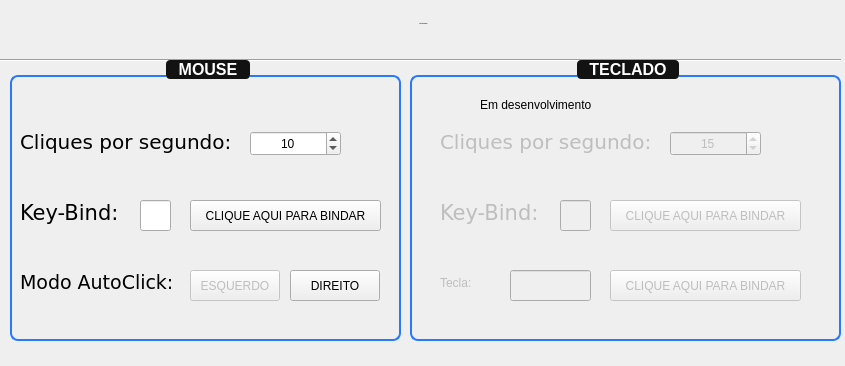
Above: ui/window.ui from mtzdev/auto-clicker before the change. Below: the same form after it.
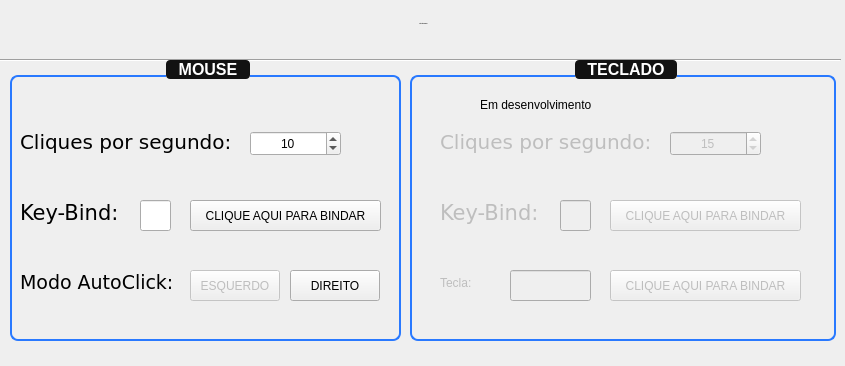
That is the form after the change. Icons and pictures are not drawn.

Patch:
```diff
--- a/ui/window.ui
+++ b/ui/window.ui
@@ -382,7 +382,7 @@
      <rect>
       <x>410</x>
       <y>60</y>
-      <width>431</width>
+      <width>426</width>
       <height>281</height>
      </rect>
     </property>
```
Left out of the diff: 4 changed lines with no effect on the pictures.
